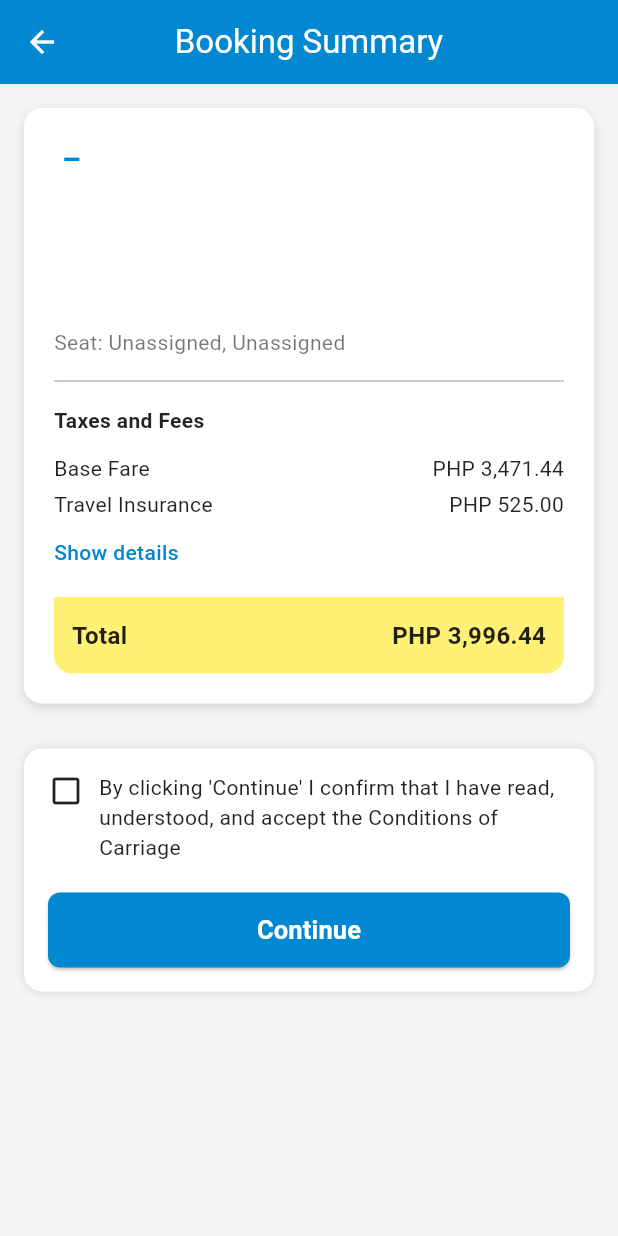
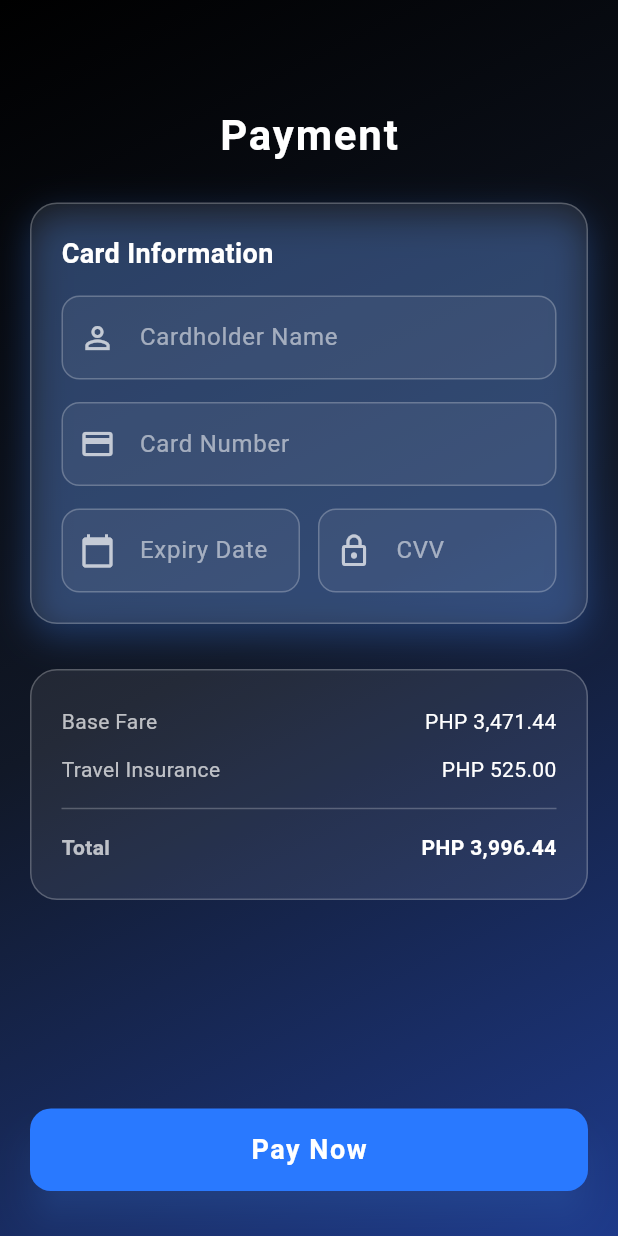
Before and after one commit to Ticketing-Airlines/Mobile_Flutter, a Flutter app: the BookingSummaryPage screen opened directly with empty values, after a tap on "Continue", on a phone screen of 412 x 824 dp. Run offline on Flutter 3.47's test engine with Material 3 defaults, Android fonts, the phone set to English and light mode, and no system bars.

Commit message:
Add: Payment; Edit: Booking Summary

```diff
--- /dev/null
+++ b/lib/public/booking_information.dart
@@ -0,0 +1,71 @@
+import 'package:flutter/material.dart';
+
+class BookingConfirmationPage extends StatelessWidget {
+  const BookingConfirmationPage({super.key});
+
+  @override
+  Widget build(BuildContext context) {
+    return Scaffold(
+      extendBodyBehindAppBar: true,
+      body: Container(
+        decoration: const BoxDecoration(
+          gradient: LinearGradient(
+            begin: Alignment.topLeft,
+            end: Alignment.bottomRight,
+            colors: [Color(0xFF000000), Color(0xFF111827), Color(0xFF1E3A8A)],
+          ),
+        ),
+        child: Center(
+          child: Column(
+            mainAxisAlignment: MainAxisAlignment.center,
+            children: [
+              const Icon(
+                Icons.check_circle_outline,
+                color: Colors.greenAccent,
+                size: 100,
+              ),
+              const SizedBox(height: 20),
+              const Text(
+                "Booking Confirmed!",
+                style: TextStyle(
+                  color: Colors.white,
+                  fontSize: 26,
+                  fontWeight: FontWeight.bold,
+                ),
+              ),
+              const SizedBox(height: 10),
+              const Text(
+                "Your flight has been successfully booked.",
+                style: TextStyle(color: Colors.white70, fontSize: 16),
+              ),
+              const SizedBox(height: 40),
+              ElevatedButton(
+                style: ElevatedButton.styleFrom(
+                  backgroundColor: Colors.blueAccent.shade400,
+                  padding: const EdgeInsets.symmetric(
+                    horizontal: 40,
+                    vertical: 14,
+                  ),
+                  shape: RoundedRectangleBorder(
+                    borderRadius: BorderRadius.circular(12),
+                  ),
+                ),
+                onPressed: () {
+                  Navigator.popUntil(context, (route) => route.isFirst);
+                },
+                child: const Text(
+                  "Go to Home",
+                  style: TextStyle(
+                    fontSize: 17,
+                    fontWeight: FontWeight.bold,
+                    color: Colors.white,
+                  ),
+                ),
+              ),
+            ],
+          ),
+        ),
+      ),
+    );
+  }
+}
--- a/lib/public/booking_summary.dart
+++ b/lib/public/booking_summary.dart
@@ -1,4 +1,5 @@
 import 'package:flutter/material.dart';
+import 'package:ticketing_flutter/public/payment.dart';
 
 class BookingSummaryPage extends StatelessWidget {
   final Map<String, dynamic> flight;
@@ -15,180 +16,39 @@ class BookingSummaryPage extends StatelessWidget {
   @override
   Widget build(BuildContext context) {
     return Scaffold(
-      backgroundColor: const Color(0xFFF3F4F6), // light gray background
-      appBar: AppBar(
-        backgroundColor: const Color(0xFF0288D1), // Cebu Pacific blue
-        title: const Text("Booking Summary"),
-        centerTitle: true,
-        foregroundColor: Colors.white,
-        elevation: 0,
-      ),
-      body: SingleChildScrollView(
-        padding: const EdgeInsets.all(16),
+      backgroundColor: Colors.transparent,
+      body: Container(
+        decoration: const BoxDecoration(
+          gradient: LinearGradient(
+            begin: Alignment.topLeft,
+            end: Alignment.bottomRight,
+            colors: [Color(0xFF000000), Color(0xFF111827), Color(0xFF1E3A8A)],
+          ),
+        ),
+        // ❌ Removed SingleChildScrollView
+        // ✅ Use Column + Expanded for fixed layout
+        padding: const EdgeInsets.fromLTRB(16, 40, 16, 30),
         child: Column(
+          crossAxisAlignment: CrossAxisAlignment.center,
           children: [
-            // White card
-            Container(
-              width: double.infinity,
-              decoration: BoxDecoration(
+            const Text(
+              "Booking Summary",
+              style: TextStyle(
                 color: Colors.white,
-                borderRadius: BorderRadius.circular(12),
-                boxShadow: [
-                  BoxShadow(
-                    color: Colors.black12,
-                    blurRadius: 6,
-                    offset: const Offset(0, 3),
-                  ),
-                ],
-              ),
-              padding: const EdgeInsets.all(20),
-              child: Column(
-                crossAxisAlignment: CrossAxisAlignment.start,
-                children: [
-                  Text(
-                    "${flight["from"]} – ${flight["to"]}",
-                    style: const TextStyle(
-                      fontSize: 20,
-                      fontWeight: FontWeight.bold,
-                      color: Color(0xFF0288D1),
-                    ),
-                  ),
-                  const SizedBox(height: 4),
-                  Text(
-                    flight["date"] ?? "",
-                    style: const TextStyle(color: Colors.black54),
-                  ),
-                  const SizedBox(height: 16),
-                  Text(
-                    "${guest["firstName"]} ${guest["lastName"]}",
-                    style: const TextStyle(
-                      fontWeight: FontWeight.bold,
-                      fontSize: 16,
-                    ),
-                  ),
-                  const SizedBox(height: 8),
-                  Text(
-                    bundle["name"],
-                    style: const TextStyle(color: Colors.black87),
-                  ),
-                  const SizedBox(height: 4),
-                  const Text(
-                    "Seat: Unassigned, Unassigned",
-                    style: TextStyle(color: Colors.black54),
-                  ),
-                  const Divider(height: 32, thickness: 1.2),
-                  const Text(
-                    "Taxes and Fees",
-                    style: TextStyle(
-                      fontWeight: FontWeight.bold,
-                      color: Colors.black87,
-                    ),
-                  ),
-                  const SizedBox(height: 10),
-                  _priceRow("Base Fare", "PHP 3,471.44"),
-                  _priceRow("Travel Insurance", "PHP 525.00"),
-                  const SizedBox(height: 10),
-                  GestureDetector(
-                    onTap: () {}, // can show detailed breakdown
-                    child: const Text(
-                      "Show details",
-                      style: TextStyle(
-                        color: Color(0xFF0288D1),
-                        fontWeight: FontWeight.w500,
-                      ),
-                    ),
-                  ),
-                  const SizedBox(height: 20),
-
-                  // Total bar
-                  Container(
-                    width: double.infinity,
-                    decoration: const BoxDecoration(
-                      color: Color(0xFFFFF176), // yellow bar
-                      borderRadius: BorderRadius.only(
-                        bottomLeft: Radius.circular(12),
-                        bottomRight: Radius.circular(12),
-                      ),
-                    ),
-                    padding: const EdgeInsets.symmetric(
-                      vertical: 14,
-                      horizontal: 12,
-                    ),
-                    child: const Row(
-                      mainAxisAlignment: MainAxisAlignment.spaceBetween,
-                      children: [
-                        Text(
-                          "Total",
-                          style: TextStyle(
-                            fontWeight: FontWeight.bold,
-                            fontSize: 16,
-                            color: Colors.black87,
-                          ),
-                        ),
-                        Text(
-                          "PHP 3,996.44",
-                          style: TextStyle(
-                            fontWeight: FontWeight.bold,
-                            fontSize: 16,
-                            color: Colors.black87,
-                          ),
-                        ),
-                      ],
-                    ),
-                  ),
-                ],
+                fontSize: 26,
+                fontWeight: FontWeight.bold,
+                letterSpacing: 1,
               ),
             ),
+            const SizedBox(height: 25),
 
-            const SizedBox(height: 30),
-
-            // Confirmation checkbox + button
-            Container(
-              width: double.infinity,
-              decoration: BoxDecoration(
-                color: Colors.white,
-                borderRadius: BorderRadius.circular(12),
-                boxShadow: [BoxShadow(color: Colors.black12, blurRadius: 4)],
-              ),
-              padding: const EdgeInsets.all(16),
+            // Use Expanded so cards fit neatly on screen
+            Expanded(
               child: Column(
+                mainAxisAlignment: MainAxisAlignment.spaceBetween,
                 children: [
-                  Row(
-                    crossAxisAlignment: CrossAxisAlignment.start,
-                    children: const [
-                      Icon(Icons.check_box_outline_blank),
-                      SizedBox(width: 10),
-                      Expanded(
-                        child: Text(
-                          "By clicking 'Continue' I confirm that I have read, understood, "
-                          "and accept the Conditions of Carriage",
-                          style: TextStyle(fontSize: 14, color: Colors.black87),
-                        ),
-                      ),
-                    ],
-                  ),
-                  const SizedBox(height: 20),
-                  SizedBox(
-                    width: double.infinity,
-                    height: 50,
-                    child: ElevatedButton(
-                      style: ElevatedButton.styleFrom(
-                        backgroundColor: const Color(0xFF0288D1),
-                        shape: RoundedRectangleBorder(
-                          borderRadius: BorderRadius.circular(8),
-                        ),
-                      ),
-                      onPressed: () {},
-                      child: const Text(
-                        "Continue",
-                        style: TextStyle(
-                          fontSize: 17,
-                          fontWeight: FontWeight.bold,
-                          color: Colors.white,
-                        ),
-                      ),
-                    ),
-                  ),
+                  _buildFlightCard(context),
+                  _buildConfirmCard(context),
                 ],
               ),
             ),
@@ -198,14 +58,242 @@ class BookingSummaryPage extends StatelessWidget {
     );
   }
 
+  // ✈️ Flight Details Card
+  Widget _buildFlightCard(BuildContext context) {
+    return Container(
+      width: double.infinity,
+      decoration: BoxDecoration(
+        color: Colors.white.withOpacity(0.1),
+        borderRadius: BorderRadius.circular(20),
+        border: Border.all(color: Colors.white24, width: 1),
+        boxShadow: [
+          BoxShadow(
+            color: Colors.blueAccent.withOpacity(0.3),
+            blurRadius: 25,
+            spreadRadius: 2,
+            offset: const Offset(0, 10),
+          ),
+        ],
+      ),
+      padding: const EdgeInsets.all(22),
+      child: Column(
+        crossAxisAlignment: CrossAxisAlignment.start,
+        children: [
+          Center(
+            child: Column(
+              mainAxisAlignment: MainAxisAlignment.center,
+              crossAxisAlignment: CrossAxisAlignment.center,
+              children: [
+                Text(
+                  flight["from"],
+                  style: const TextStyle(
+                    fontSize: 22,
+                    fontWeight: FontWeight.bold,
+                    color: Color(0xFF60A5FA),
+                  ),
+                ),
+
+                const SizedBox(height: 8),
+
+                Transform.rotate(
+                  angle: -0.4, // tilt for flight effect
+                  child: const Icon(
+                    Icons.flight_takeoff,
+                    color: Colors.white,
+                    size: 32,
+                  ),
+                ),
+
+                const SizedBox(height: 8),
+
+                Text(
+                  flight["to"],
+                  style: const TextStyle(
+                    fontSize: 22,
+                    fontWeight: FontWeight.bold,
+                    color: Color(0xFF60A5FA),
+                  ),
+                ),
+              ],
+            ),
+          ),
+
+          const SizedBox(height: 8),
+          Text(
+            flight["date"] ?? "",
+            style: const TextStyle(color: Colors.white70, fontSize: 15),
+          ),
+          const SizedBox(height: 20),
+          Row(
+            children: [
+              const Icon(Icons.person_outline, color: Colors.white70),
+              const SizedBox(width: 8),
+              Text(
+                "${guest["firstName"]} ${guest["lastName"]}",
+                style: const TextStyle(
+                  color: Colors.white,
+                  fontSize: 16,
+                  fontWeight: FontWeight.w500,
+                ),
+              ),
+            ],
+          ),
+          const SizedBox(height: 8),
+          Row(
+            children: [
+              const Icon(Icons.card_travel_outlined, color: Colors.white70),
+              const SizedBox(width: 8),
+              Text(
+                bundle["name"],
+                style: const TextStyle(color: Colors.white70, fontSize: 15),
+              ),
+            ],
+          ),
+          const SizedBox(height: 8),
+          const Text(
+            "Seat: Unassigned, Unassigned",
+            style: TextStyle(color: Colors.white54),
+          ),
+          const Divider(height: 32, color: Colors.white24, thickness: 0.8),
+          const Text(
+            "Taxes and Fees",
+            style: TextStyle(
+              color: Colors.white,
+              fontWeight: FontWeight.bold,
+              fontSize: 16,
+            ),
+          ),
+          const SizedBox(height: 10),
+          _priceRow("Base Fare", "PHP 3,471.44"),
+          _priceRow("Travel Insurance", "PHP 525.00"),
+          const SizedBox(height: 12),
+          GestureDetector(
+            onTap: () {},
+            child: const Text(
+              "Show details",
+              style: TextStyle(
+                color: Colors.lightBlueAccent,
+                fontWeight: FontWeight.w500,
+              ),
+            ),
+          ),
+          const SizedBox(height: 20),
+          Container(
+            width: double.infinity,
+            decoration: BoxDecoration(
+              color: Colors.white.withOpacity(0.15),
+              borderRadius: BorderRadius.circular(12),
+              border: Border.all(color: Colors.white24),
+            ),
+            padding: const EdgeInsets.symmetric(vertical: 14, horizontal: 12),
+            child: const Row(
+              mainAxisAlignment: MainAxisAlignment.spaceBetween,
+              children: [
+                Text(
+                  "Total",
+                  style: TextStyle(
+                    fontWeight: FontWeight.bold,
+                    fontSize: 17,
+                    color: Colors.white,
+                  ),
+                ),
+                Text(
+                  "PHP 3,996.44",
+                  style: TextStyle(
+                    fontWeight: FontWeight.bold,
+                    fontSize: 17,
+                    color: Colors.white,
+                  ),
+                ),
+              ],
+            ),
+          ),
+        ],
+      ),
+    );
+  }
+
+  // 🧾 Confirmation + Button Card
+  Widget _buildConfirmCard(BuildContext context) {
+    return Container(
+      width: double.infinity,
+      decoration: BoxDecoration(
+        color: Colors.white.withOpacity(0.08),
+        borderRadius: BorderRadius.circular(20),
+        border: Border.all(color: Colors.white24),
+        boxShadow: [
+          BoxShadow(
+            color: Colors.blueAccent.withOpacity(0.25),
+            blurRadius: 25,
+            offset: const Offset(0, 8),
+          ),
+        ],
+      ),
+      padding: const EdgeInsets.all(20),
+      child: Column(
+        children: [
+          Row(
+            crossAxisAlignment: CrossAxisAlignment.start,
+            children: const [
+              Icon(Icons.check_box_outline_blank, color: Colors.white70),
+              SizedBox(width: 10),
+              Expanded(
+                child: Text(
+                  "By clicking 'Continue' I confirm that I have read, understood, "
+                  "and accept the Conditions of Carriage.",
+                  style: TextStyle(
+                    fontSize: 14,
+                    color: Colors.white70,
+                    height: 1.5,
+                  ),
+                ),
+              ),
+            ],
+          ),
+          const SizedBox(height: 20),
+          SizedBox(
+            width: double.infinity,
+            height: 55,
+            child: ElevatedButton(
+              style: ElevatedButton.styleFrom(
+                backgroundColor: Colors.blueAccent.shade400,
+                shape: RoundedRectangleBorder(
+                  borderRadius: BorderRadius.circular(14),
+                ),
+                elevation: 8,
+                shadowColor: Colors.blueAccent.withOpacity(0.5),
+              ),
+              onPressed: () {
+                Navigator.push(
+                  context,
+                  MaterialPageRoute(builder: (context) => const PaymentPage()),
+                );
+              },
+              child: const Text(
+                "Continue",
+                style: TextStyle(
+                  fontSize: 18,
+                  fontWeight: FontWeight.bold,
+                  letterSpacing: 1,
+                  color: Colors.white,
+                ),
+              ),
+            ),
+          ),
+        ],
+      ),
+    );
+  }
+
+  // 💰 Price Row
   Widget _priceRow(String label, String value) {
     return Padding(
-      padding: const EdgeInsets.symmetric(vertical: 2),
+      padding: const EdgeInsets.symmetric(vertical: 3),
       child: Row(
         mainAxisAlignment: MainAxisAlignment.spaceBetween,
         children: [
-          Text(label, style: const TextStyle(color: Colors.black87)),
-          Text(value, style: const TextStyle(color: Colors.black87)),
+          Text(label, style: const TextStyle(color: Colors.white70)),
+          Text(value, style: const TextStyle(color: Colors.white)),
         ],
       ),
     );
--- /dev/null
+++ b/lib/public/payment.dart
@@ -0,0 +1,227 @@
+import 'package:flutter/material.dart';
+import 'package:ticketing_flutter/public/booking_information.dart';
+
+class PaymentPage extends StatelessWidget {
+  const PaymentPage({super.key});
+
+  @override
+  Widget build(BuildContext context) {
+    return Scaffold(
+      extendBodyBehindAppBar: true,
+      body: Container(
+        width: double.infinity,
+        decoration: const BoxDecoration(
+          gradient: LinearGradient(
+            begin: Alignment.topLeft,
+            end: Alignment.bottomRight,
+            colors: [Color(0xFF000000), Color(0xFF111827), Color(0xFF1E3A8A)],
+          ),
+        ),
+        child: Padding(
+          padding: const EdgeInsets.fromLTRB(20, 70, 20, 30),
+          child: Column(
+            crossAxisAlignment: CrossAxisAlignment.center,
+            children: [
+              // 🧾 Page Title
+              const Text(
+                "Payment",
+                style: TextStyle(
+                  color: Colors.white,
+                  fontSize: 28,
+                  fontWeight: FontWeight.bold,
+                  letterSpacing: 1.2,
+                ),
+              ),
+              const SizedBox(height: 25),
+
+              // 💳 Card Information Section
+              Container(
+                width: double.infinity,
+                decoration: BoxDecoration(
+                  color: Colors.white.withOpacity(0.08),
+                  borderRadius: BorderRadius.circular(18),
+                  border: Border.all(color: Colors.white24),
+                  boxShadow: [
+                    BoxShadow(
+                      color: Colors.blueAccent.withOpacity(0.3),
+                      blurRadius: 20,
+                      offset: const Offset(0, 8),
+                    ),
+                  ],
+                ),
+                padding: const EdgeInsets.all(20),
+                child: Column(
+                  crossAxisAlignment: CrossAxisAlignment.start,
+                  children: [
+                    const Text(
+                      "Card Information",
+                      style: TextStyle(
+                        color: Colors.white,
+                        fontSize: 18,
+                        fontWeight: FontWeight.bold,
+                      ),
+                    ),
+                    const SizedBox(height: 15),
+
+                    _buildTextField(
+                      label: "Cardholder Name",
+                      icon: Icons.person_outline,
+                    ),
+                    const SizedBox(height: 15),
+                    _buildTextField(
+                      label: "Card Number",
+                      icon: Icons.credit_card,
+                    ),
+                    const SizedBox(height: 15),
+
+                    Row(
+                      children: [
+                        Expanded(
+                          child: _buildTextField(
+                            label: "Expiry Date",
+                            icon: Icons.calendar_today,
+                          ),
+                        ),
+                        const SizedBox(width: 12),
+                        Expanded(
+                          child: _buildTextField(
+                            label: "CVV",
+                            icon: Icons.lock_outline,
+                          ),
+                        ),
+                      ],
+                    ),
+                  ],
+                ),
+              ),
+
+              const SizedBox(height: 30),
+
+              // 🏦 Payment Summary
+              Container(
+                width: double.infinity,
+                decoration: BoxDecoration(
+                  color: Colors.white.withOpacity(0.08),
+                  borderRadius: BorderRadius.circular(18),
+                  border: Border.all(color: Colors.white24),
+                ),
+                padding: const EdgeInsets.symmetric(
+                  horizontal: 20,
+                  vertical: 18,
+                ),
+                child: Column(
+                  children: const [
+                    _SummaryRow(label: "Base Fare", value: "PHP 3,471.44"),
+                    _SummaryRow(label: "Travel Insurance", value: "PHP 525.00"),
+                    Divider(color: Colors.white24, height: 20),
+                    _SummaryRow(
+                      label: "Total",
+                      value: "PHP 3,996.44",
+                      bold: true,
+                    ),
+                  ],
+                ),
+              ),
+
+              const Spacer(),
+
+              // 🟦 Pay Button
+              SizedBox(
+                width: double.infinity,
+                height: 55,
+                child: ElevatedButton(
+                  style: ElevatedButton.styleFrom(
+                    backgroundColor: Colors.blueAccent.shade400,
+                    shape: RoundedRectangleBorder(
+                      borderRadius: BorderRadius.circular(14),
+                    ),
+                    elevation: 10,
+                    shadowColor: Colors.blueAccent.withOpacity(0.5),
+                  ),
+                  onPressed: () {
+                    Navigator.push(
+                      context,
+                      MaterialPageRoute(
+                        builder: (context) => const BookingConfirmationPage(),
+                      ),
+                    );
+                  },
+                  child: const Text(
+                    "Pay Now",
+                    style: TextStyle(
+                      fontSize: 18,
+                      fontWeight: FontWeight.bold,
+                      letterSpacing: 1,
+                      color: Colors.white,
+                    ),
+                  ),
+                ),
+              ),
+            ],
+          ),
+        ),
+      ),
+    );
+  }
+
+  // Custom Text Field Widget
+  Widget _buildTextField({required String label, required IconData icon}) {
+    return TextField(
+      style: const TextStyle(color: Colors.white),
+      cursorColor: Colors.blueAccent,
+      decoration: InputDecoration(
+        prefixIcon: Icon(icon, color: Colors.white70),
+        labelText: label,
+        labelStyle: const TextStyle(color: Colors.white54),
+        enabledBorder: OutlineInputBorder(
+          borderRadius: BorderRadius.circular(12),
+          borderSide: const BorderSide(color: Colors.white24),
+        ),
+        focusedBorder: OutlineInputBorder(
+          borderRadius: BorderRadius.circular(12),
+          borderSide: const BorderSide(color: Colors.blueAccent),
+        ),
+        filled: true,
+        fillColor: Colors.white.withOpacity(0.05),
+      ),
+    );
+  }
+}
+
+class _SummaryRow extends StatelessWidget {
+  final String label;
+  final String value;
+  final bool bold;
+
+  const _SummaryRow({
+    required this.label,
+    required this.value,
+    this.bold = false,
+  });
+
+  @override
+  Widget build(BuildContext context) {
+    return Padding(
+      padding: const EdgeInsets.symmetric(vertical: 6),
+      child: Row(
+        mainAxisAlignment: MainAxisAlignment.spaceBetween,
+        children: [
+          Text(
+            label,
+            style: TextStyle(
+              color: Colors.white70,
+              fontWeight: bold ? FontWeight.bold : FontWeight.normal,
+            ),
+          ),
+          Text(
+            value,
+            style: TextStyle(
+              color: Colors.white,
+              fontWeight: bold ? FontWeight.bold : FontWeight.normal,
+            ),
+          ),
+        ],
+      ),
+    );
+  }
+}
--- a/lib/services/flight_service.dart
+++ b/lib/services/flight_service.dart
@@ -11,7 +11,7 @@ class FlightService {
         from: "Philippines - Manila",
         to: "Philippines - Cebu",
         airline: "Philippine Airlines",
-        date: "2025-10-20",
+        date: "2025-11-20",
         time: "08:00 AM",
         price: 25000,
       ),
```
